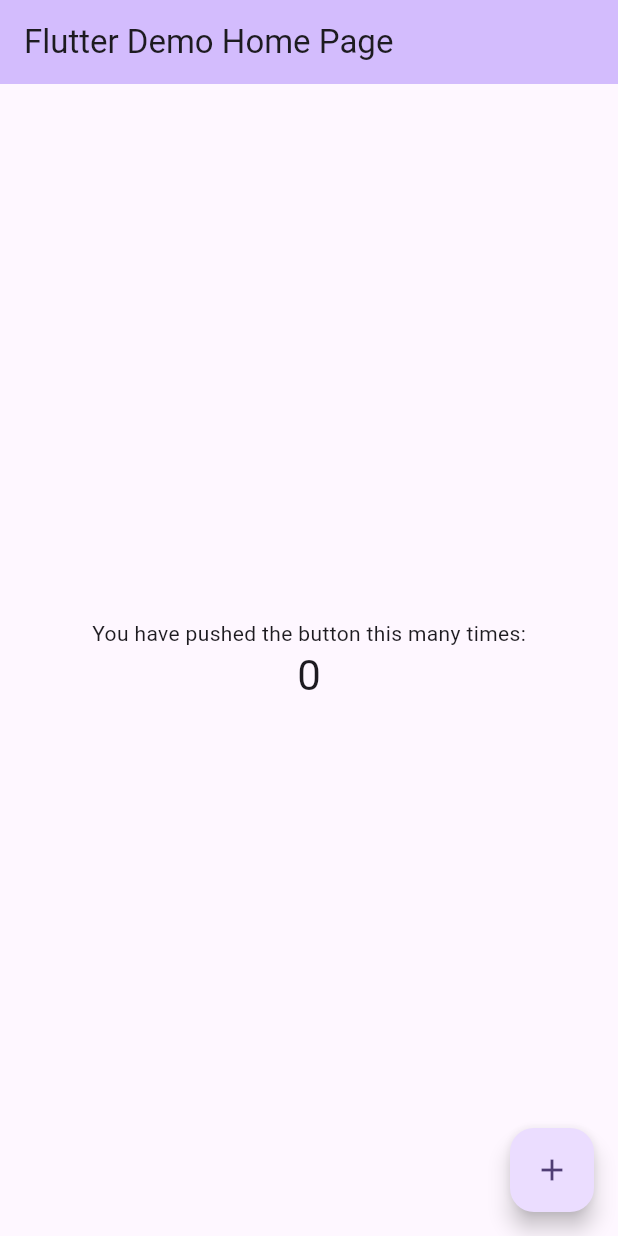
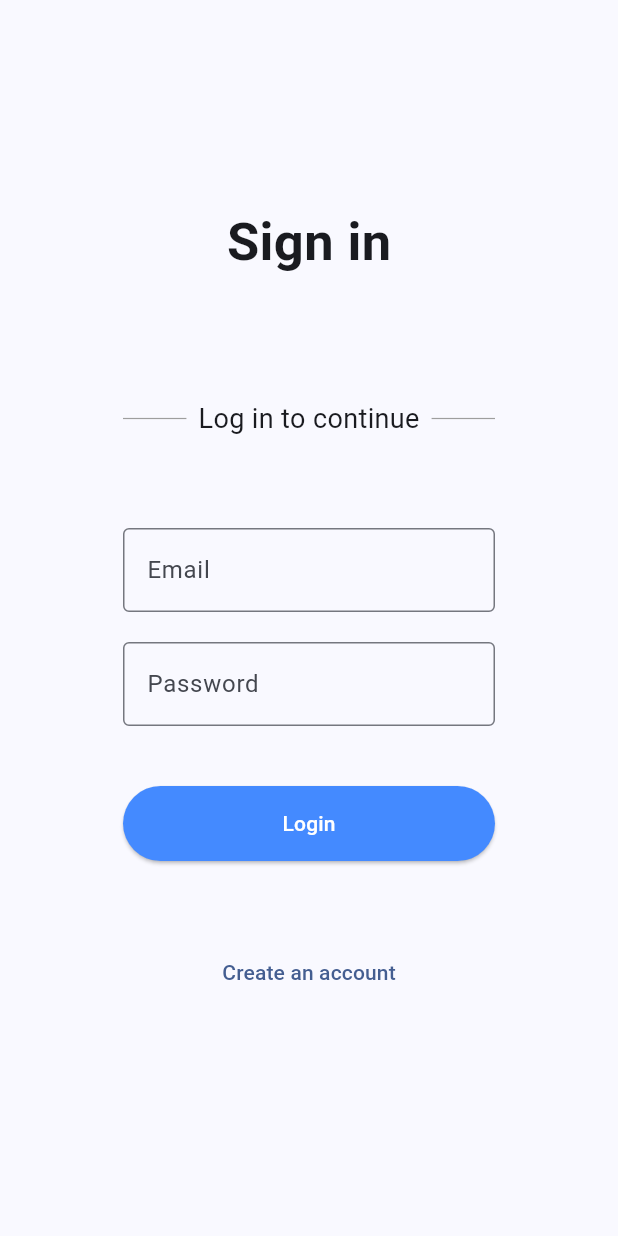
Before and after one commit to FIU-MOSAIC/NeuroTask_Modern, a Flutter app: the screen it shows after launch, on a phone screen of 412 x 824 dp. Run offline on Flutter 3.47's test engine with Material 3 defaults, Android fonts, the phone set to English and light mode, and no system bars; our stand-ins replace get.

Commit message:
# Commit:
- Added register and login functionality

# Changes:

- Added /login
  - Added LoginPage
  - Added LoginForm
  - Added LoginHeader
- Added /register
  - Added RegisterPage
  - Added RegisterForm
  - Added RegisterHeader

```diff
--- /dev/null
+++ b/lib/login/form.dart
@@ -0,0 +1,79 @@
+import 'package:flutter/material.dart';
+import 'package:get/get.dart';
+
+class LoginForm extends StatefulWidget {
+
+  const LoginForm({super.key});
+
+  @override
+  State<StatefulWidget> createState() => _LoginFormState();
+
+}
+
+class _LoginFormState extends State<LoginForm> {
+
+  final _controller = Get.put(LoginFormController());
+
+  @override
+  Widget build(BuildContext context) {
+    return Form(
+      key: _controller.formKey,
+      child: Column(
+        mainAxisAlignment: MainAxisAlignment.center,
+        children: [
+          TextFormField(
+            controller: _controller.emailController,
+            validator: (value) => value!.isEmpty ? 'Email cannot be empty' : null,
+            decoration: const InputDecoration(
+              labelText: 'Email',
+              border: OutlineInputBorder()
+            ),
+          ),
+          const SizedBox(height: 20),
+          TextFormField(
+            controller: _controller.passwordController,
+            validator: (value) => value!.isEmpty ? 'Password cannot be empty' : null,
+            obscureText: true,
+            decoration: const InputDecoration(
+              labelText: 'Password',
+              border: OutlineInputBorder()
+            ),
+          ),
+          SizedBox(height: 40),
+          ElevatedButton(
+            onPressed: _controller.submit,
+            style: ElevatedButton.styleFrom(
+              backgroundColor: Colors.blueAccent,
+              foregroundColor: Colors.white,
+              minimumSize: const Size.fromHeight(50)
+            ),
+            child: const Text("Login")
+          ),
+        ],
+      ),
+    );
+  }
+
+}
+
+class LoginFormController extends GetxController {
+
+  final formKey = GlobalKey<FormState>();
+
+  final emailController = TextEditingController();
+  final passwordController = TextEditingController();
+
+  void submit() {
+    if (formKey.currentState!.validate()) {
+      print('Logging in ${emailController.text}');
+    }
+  }
+
+  @override
+  void onClose() {
+    emailController.dispose();
+    passwordController.dispose();
+    super.onClose();
+  }
+
+}
--- /dev/null
+++ b/lib/login/header.dart
@@ -0,0 +1,39 @@
+import 'package:flutter/material.dart';
+
+class LoginHeader extends StatelessWidget {
+
+  const LoginHeader({super.key});
+
+  @override
+  Widget build(BuildContext context) {
+    return const Column(
+      mainAxisAlignment: MainAxisAlignment.center,
+      children: [
+        Text(
+          "Sign in",
+          style: TextStyle(
+            fontSize: 35,
+            fontWeight: FontWeight.bold
+          ),
+        ),
+        SizedBox(height: 80),
+        Row(
+          children: [
+            Expanded(child: Divider(thickness: 0.8, color: Colors.grey)),
+            Padding(
+              padding: EdgeInsetsGeometry.symmetric(vertical: 0, horizontal: 8.0),
+              child: Text(
+                "Log in to continue",
+                style: TextStyle(
+                  fontSize: 18,
+                ),
+              ),
+            ),
+            Expanded(child: Divider(thickness: 0.8, color: Colors.grey)),
+          ]
+        )
+      ],
+    );
+  }
+
+}
--- /dev/null
+++ b/lib/login/login.dart
@@ -0,0 +1,43 @@
+import 'package:flutter/material.dart';
+import 'package:get/route_manager.dart';
+import 'package:neurotask_ng/login/header.dart';
+import 'package:neurotask_ng/login/form.dart';
+
+class LoginPage extends StatelessWidget {
+
+  const LoginPage({super.key});
+
+  @override
+  Widget build(BuildContext context) {
+    return Scaffold(
+      appBar: AppBar(),
+      body: Padding(
+        padding: EdgeInsetsGeometry.symmetric(vertical: 0, horizontal: 82.0),
+        child: Center(
+          child:  Column(
+            mainAxisAlignment: MainAxisAlignment.start,
+            children: [
+
+              SizedBox(height: 80),
+
+              LoginHeader(),
+
+              const SizedBox(height: 60),
+
+              LoginForm(),
+
+              const SizedBox(height: 50),
+
+              TextButton(
+                onPressed: () => Get.toNamed('/register'),
+                child: Text("Create an account")
+              ),
+
+            ],
+          )
+        ),
+      ),
+    );
+  }
+
+}
--- a/lib/main.dart
+++ b/lib/main.dart
@@ -1,4 +1,7 @@
 import 'package:flutter/material.dart';
+import 'package:get/route_manager.dart';
+import 'package:neurotask_ng/register/register.dart';
+import 'login/login.dart';
 
 void main() {
   runApp(const MyApp());
@@ -10,27 +13,17 @@ class MyApp extends StatelessWidget {
   // This widget is the root of your application.
   @override
   Widget build(BuildContext context) {
-    return MaterialApp(
-      title: 'Flutter Demo',
+    return GetMaterialApp(
+      title: 'NeuroTask',
       theme: ThemeData(
-        // This is the theme of your application.
-        //
-        // TRY THIS: Try running your application with "flutter run". You'll see
-        // the application has a purple toolbar. Then, without quitting the app,
-        // try changing the seedColor in the colorScheme below to Colors.green
-        // and then invoke "hot reload" (save your changes or press the "hot
-        // reload" button in a Flutter-supported IDE, or press "r" if you used
-        // the command line to start the app).
-        //
-        // Notice that the counter didn't reset back to zero; the application
-        // state is not lost during the reload. To reset the state, use hot
-        // restart instead.
-        //
-        // This works for code too, not just values: Most code changes can be
-        // tested with just a hot reload.
-        colorScheme: ColorScheme.fromSeed(seedColor: Colors.deepPurple),
+        colorScheme: ColorScheme.fromSeed(seedColor: Colors.blueAccent),
       ),
-      home: const MyHomePage(title: 'Flutter Demo Home Page'),
+      //home: const MyHomePage(title: 'Test Page'),
+      initialRoute: '/login',
+      getPages: [
+        GetPage(name: '/login', page: () => const LoginPage()),
+        GetPage(name: '/register', page: () => const RegisterPage()),
+      ],
     );
   }
 }
--- a/pubspec.yaml
+++ b/pubspec.yaml
@@ -34,6 +34,7 @@ dependencies:
   # The following adds the Cupertino Icons font to your application.
   # Use with the CupertinoIcons class for iOS style icons.
   cupertino_icons: ^1.0.8
+  get: ^4.7.2
 
 dev_dependencies:
   flutter_test:
```
Also changed, not shown: lib/register/form.dart (added, +80 -0 lines), lib/register/header.dart (added, +39 -0 lines), lib/register/register.dart (added, +35 -0 lines), pubspec.lock.
